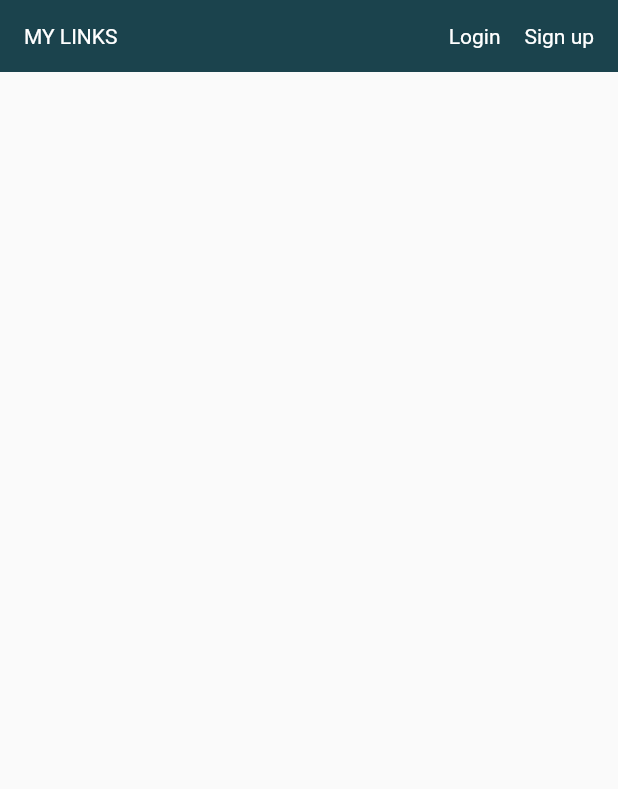
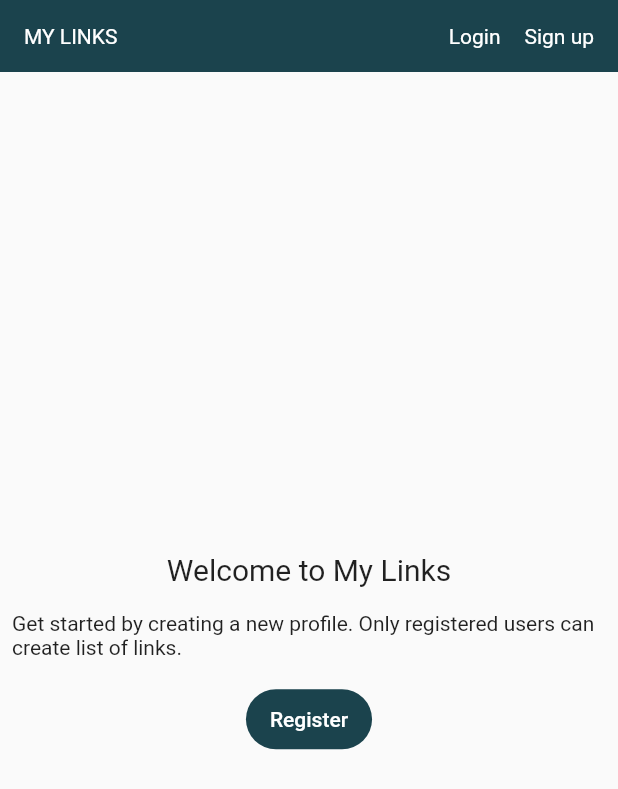
Before and after one commit to valentinavolgina2/links_app, a Flutter app: the screen it shows after launch, on a phone screen of 412 x 824 dp. Shown: the top 789 px of the screen. Run offline on Flutter 3.47's test engine with Material 2 defaults, Android fonts, the phone set to English and light mode, and no system bars; our stand-ins replace firebase_auth, firebase_core, firebase_database, google_sign_in, shared_preferences; accounts and stored records are empty; statements that could not run were skipped.

Commit message:
Added need to register sign

```diff
--- a/lib/main.dart
+++ b/lib/main.dart
@@ -14,6 +14,7 @@ import 'package:firebase_core/firebase_core.dart';
 
 import 'package:firebase_auth/firebase_auth.dart';
 import 'package:links_app/widgets/message.dart';
+import 'package:links_app/widgets/no_content.dart';
 
 import 'connection/authentication.dart';
 import 'model/app.dart';
@@ -217,7 +218,9 @@ class _MyHomePageState extends State<MyHomePage> {
         child: Center(
           child: Container(
             constraints: BoxConstraints(maxWidth: AppSizes.listMaxWidth),
-            child: Column(
+            child: uid == null
+            ? EmptyContainer.needLogin(context)
+            : Column(
               crossAxisAlignment: CrossAxisAlignment.center,
               children: [
                 Expanded(
--- /dev/null
+++ b/lib/widgets/no_content.dart
@@ -0,0 +1,34 @@
+import 'package:flutter/material.dart';
+import 'package:links_app/widgets/user/signup.dart';
+
+import '../main.dart';
+import '../styles/size.dart';
+
+class EmptyContainer {
+  static Widget needLogin(BuildContext context) {
+    return Column(
+      mainAxisSize: MainAxisSize.min,
+      crossAxisAlignment: CrossAxisAlignment.center,
+      children: [
+        Text('Welcome to My Links', style: TextStyle(fontSize: AppSizes.textTitle)),
+        SizedBox(height: AppSizes.medium),
+        const Text('Get started by creating a new profile. Only registered users can create list of links.'),
+        SizedBox(height: AppSizes.medium),
+        FilledButton(
+          onPressed: () async {
+            await showDialog(
+              context: context,
+              builder: (context) => const SignupDialog(),
+            ).then((result) => {
+              Navigator.push(
+                context,
+                MaterialPageRoute(
+                    builder: (context) => const MyHomePage()),
+              )
+            });
+          },
+          child: const Text('Register'))
+      ]
+    );
+  }
+}
```
